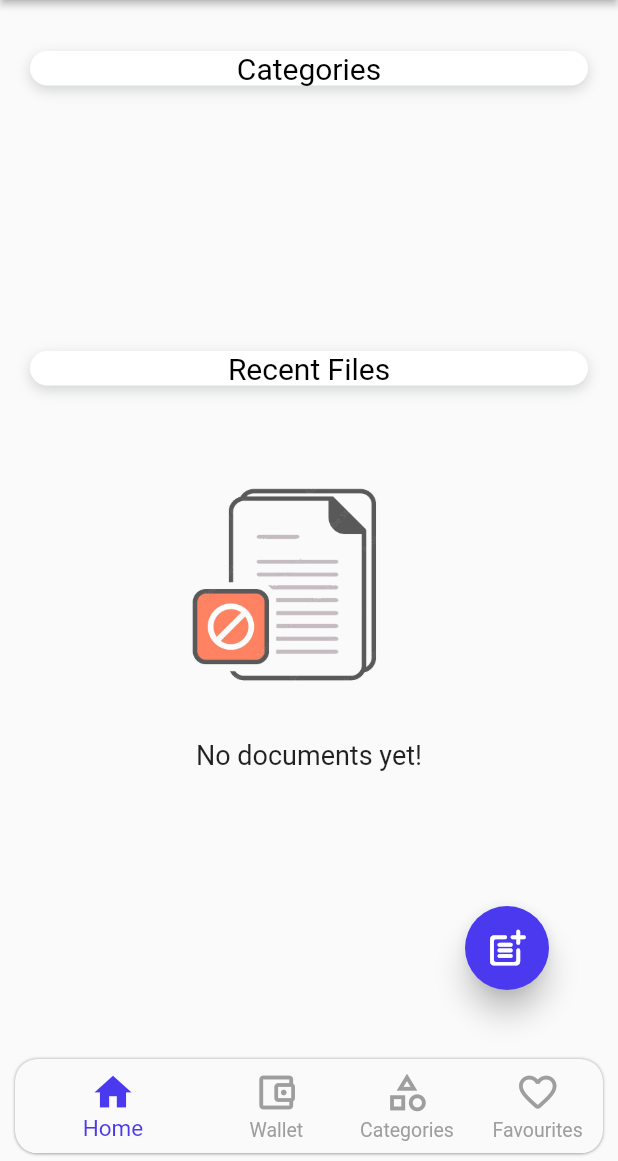
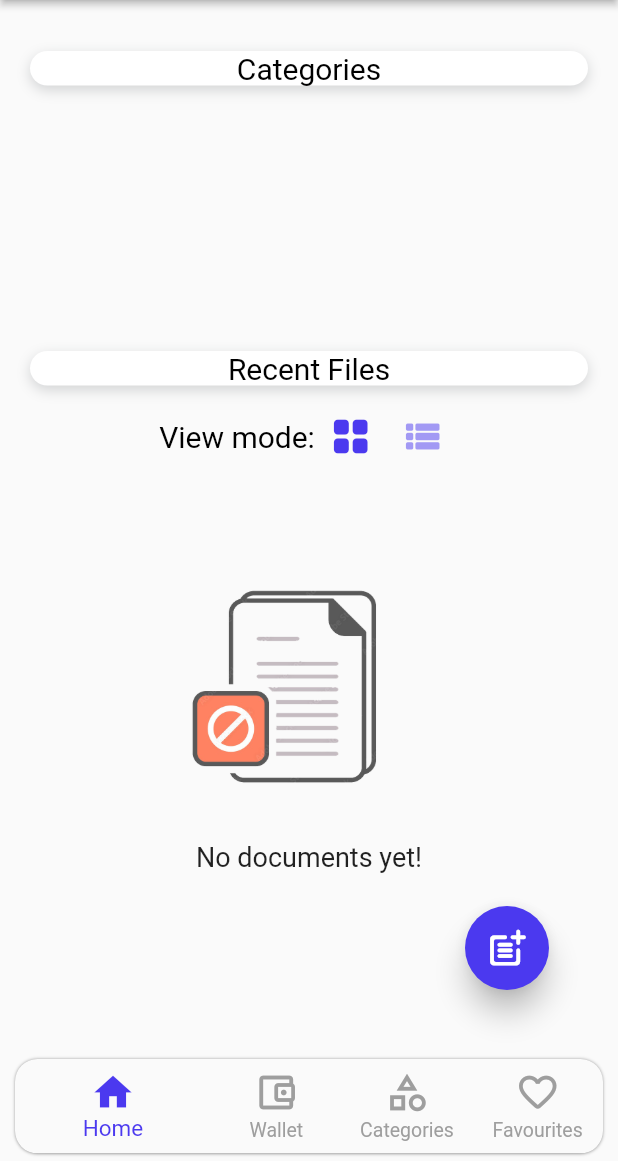
Before and after one commit to TeoSagli/docs_manager, a Flutter app: the HomePage screen opened directly, on a phone screen of 412 x 824 dp, the part 75-1236 px from its top. Run offline on Flutter 3.47's test engine with Material 2 defaults, Android fonts, the phone set to English and light mode, and no system bars; drawn by our look-alikes of carousel_slider; our stand-ins replace dotted_border, email_validator, file_picker, firebase_auth, firebase_core, firebase_database and 4 more; missing offline and left inert: cross_file_image, firebase_app_check, googleapis, pdfx; accounts and stored records are empty; Roboto replaces fonts that are missing (Outfit, Poppins).

Commit message:
Added list view mode

```diff
--- a/lib/backend/read_db.dart
+++ b/lib/backend/read_db.dart
@@ -4,6 +4,7 @@ import 'package:docs_manager/backend/models/file.dart';
 import 'package:docs_manager/frontend/components/widgets/category_card.dart';
 import 'package:docs_manager/frontend/components/widgets/category_overview_card.dart';
 import 'package:docs_manager/frontend/components/widgets/file_card.dart';
+import 'package:docs_manager/frontend/components/widgets/list_card.dart';
 import 'package:docs_manager/frontend/components/widgets/wallet_card.dart';
 import 'package:firebase_auth/firebase_auth.dart';
 import 'package:firebase_database/firebase_database.dart';
@@ -188,8 +189,11 @@ StreamSubscription retrieveAllFilesDB(dynamic fulfillCard, dynamic moveToFile,
     int cardListSize = event.snapshot.children.length;
 
     List<FileCard> tempCards = List.empty(growable: true);
-    List<Widget> cards = List.generate(cardListSize, (index) => Container());
-
+    List<ListCard> temp2Cards = List.empty(growable: true);
+    List<Widget> gridCards =
+        List.generate(cardListSize, (index) => Container());
+    List<Widget> listCards =
+        List.generate(cardListSize, (index) => Container());
     for (var f in event.snapshot.children) {
       //el.value contenuto di category{path:..., nfiles:...}
       final data = Map<String, dynamic>.from(f.value as Map<Object?, Object?>);
@@ -202,6 +206,9 @@ StreamSubscription retrieveAllFilesDB(dynamic fulfillCard, dynamic moveToFile,
       tempCards.add(
         FileCard(cardName, cardFile, moveToFile, moveToEditFile, removeCard),
       );
+      temp2Cards.add(
+        ListCard(cardName, cardFile, moveToFile, moveToEditFile, removeCard),
+      );
     }
     if (!isFavPage) {
       tempCards.sort((a, b) {
@@ -209,10 +216,17 @@ StreamSubscription retrieveAllFilesDB(dynamic fulfillCard, dynamic moveToFile,
         DateTime bdate = DateTime.parse(b.file.dateUpload);
         return adate.compareTo(bdate);
       });
+      temp2Cards.sort((a, b) {
+        DateTime adate = DateTime.parse(a.file.dateUpload);
+        DateTime bdate = DateTime.parse(b.file.dateUpload);
+        return adate.compareTo(bdate);
+      });
     }
-    cards.clear();
-    cards.addAll(tempCards);
-    fulfillCard(cards);
+    gridCards.clear();
+    gridCards.addAll(tempCards);
+    listCards.clear();
+    listCards.addAll(temp2Cards);
+    fulfillCard(gridCards, listCards);
   });
 }
 
--- a/lib/frontend/components/contentPages/contentPageHome.dart
+++ b/lib/frontend/components/contentPages/contentPageHome.dart
@@ -18,12 +18,14 @@ class ContentHome extends StatefulWidget {
 
 class ContentHomeState extends State<ContentHome> {
   late StreamSubscription readFileCards;
+  List<Widget> fileCardsGrid = [constants.emptyBox];
   List<Widget> fileCardsList = [constants.emptyBox];
 
   late StreamSubscription readCategoriesCards;
   List<Container> categoriesCardsList = [];
   List<int> itemsList = [];
   int length = 0;
+  bool isGridView = true;
 
   @override
   void initState() {
@@ -42,6 +44,13 @@ class ContentHomeState extends State<ContentHome> {
     readFileCards.cancel();
     readCategoriesCards.cancel();
     super.deactivate();
+  }
+
+  @override
+  void dispose() {
+    readFileCards.cancel();
+    readCategoriesCards.cancel();
+    super.dispose();
   }
 
   @override
@@ -129,9 +138,44 @@ class ContentHomeState extends State<ContentHome> {
             ),
           ),
         ),
-        Stack(
+        Padding(
+          padding: const EdgeInsetsDirectional.all(10),
+          child: Row(
+            mainAxisAlignment: MainAxisAlignment.center,
+            crossAxisAlignment: CrossAxisAlignment.center,
             children: [
-            fileCardsList.isEmpty
+              const Text(
+                "View mode:",
+                textAlign: TextAlign.center,
+                style: TextStyle(
+                  fontFamily: 'Outfit',
+                  color: Colors.black,
+                  fontSize: 20,
+                  fontWeight: FontWeight.normal,
+                ),
+              ),
+              IconButton(
+                splashRadius: 20.0,
+                iconSize: 30,
+                onPressed: () => changeViewMode1(),
+                icon: const Icon(Icons.grid_view_rounded),
+                color: isGridView
+                    ? constants.mainBackColor
+                    : constants.mainBackColor.withOpacity(0.5),
+              ),
+              IconButton(
+                splashRadius: 20.0,
+                iconSize: 30,
+                onPressed: () => changeViewMode2(),
+                icon: const Icon(Icons.view_list_rounded),
+                color: isGridView
+                    ? constants.mainBackColor.withOpacity(0.5)
+                    : constants.mainBackColor,
+              )
+            ],
+          ),
+        ),
+        fileCardsGrid.isEmpty
             ? Column(
                 children: [
                   Padding(
@@ -163,12 +207,26 @@ class ContentHomeState extends State<ContentHome> {
                     direction: Axis.horizontal,
                     runAlignment: WrapAlignment.start,
                     verticalDirection: VerticalDirection.down,
-                        children: fileCardsList),
-                  ),
-          ],
+                    children: isGridView ? fileCardsGrid : fileCardsList),
               ),
       ],
     );
+  }
+
+  //===================================================================================
+// Grid view visualization 1
+  changeViewMode1() {
+    setState(() {
+      isGridView = true;
+    });
+  }
+
+  //===================================================================================
+// Grid view visualization 2
+  changeViewMode2() {
+    setState(() {
+      isGridView = false;
+    });
   }
 
   //===================================================================================
@@ -183,10 +241,12 @@ class ContentHomeState extends State<ContentHome> {
 //========================================================
 //Fill file card
   fulfillFileCards(
-    List<Widget> myCards,
+    List<Widget> myCardsGrid,
+    List<Widget> myCardsList,
   ) {
     setState(() {
-      fileCardsList = myCards;
+      fileCardsGrid = myCardsGrid;
+      fileCardsList = myCardsList;
       readFileCards.cancel();
     });
   }
@@ -225,7 +285,7 @@ class ContentHomeState extends State<ContentHome> {
   //========================================================
 //Move router to Category View page
   removeFileCard(FileCard cardToDelete) {
-    for (var element in fileCardsList) {
+    for (var element in fileCardsGrid) {
       if (element == cardToDelete) {
         deleteFileDB(cardToDelete.file.categoryName, cardToDelete.fileName);
         deleteFileStorage(cardToDelete.file.extension,
@@ -233,7 +293,8 @@ class ContentHomeState extends State<ContentHome> {
 
         onUpdateNFilesDB(cardToDelete.file.categoryName);
         setState(() {
-          fileCardsList.remove(element);
+          fileCardsGrid.remove(element);
+          fileCardsList.removeAt(fileCardsGrid.indexOf(element));
         });
         break;
       }
```
Also changed, not shown: lib/frontend/components/contentPages/contentFavourites.dart (+68 -9 lines), lib/frontend/components/widgets/file_card.dart (+14 -5 lines), lib/frontend/components/widgets/list_card.dart (added, +155 -0 lines), lib/frontend/pages/favourites.dart (+11 -5 lines). Lines whose indentation alone changed are shown as unchanged.
